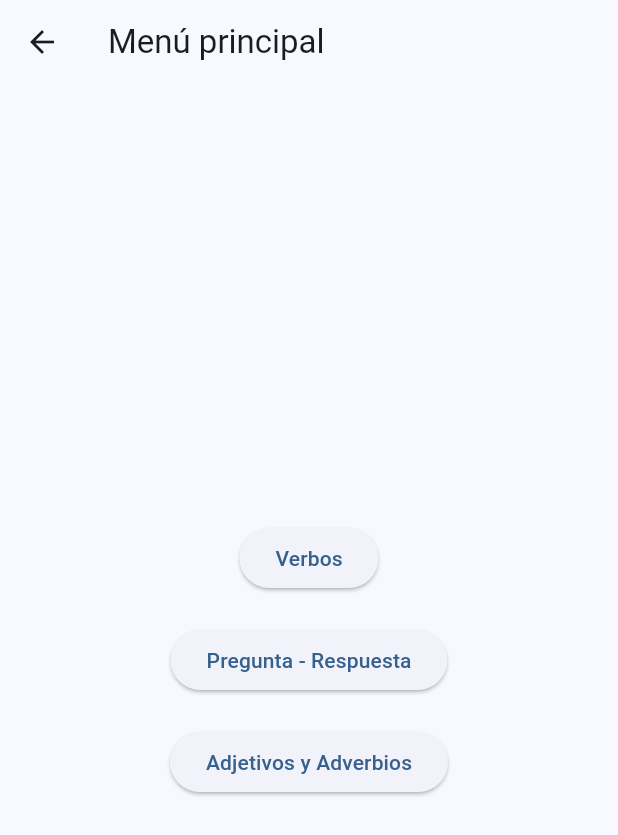
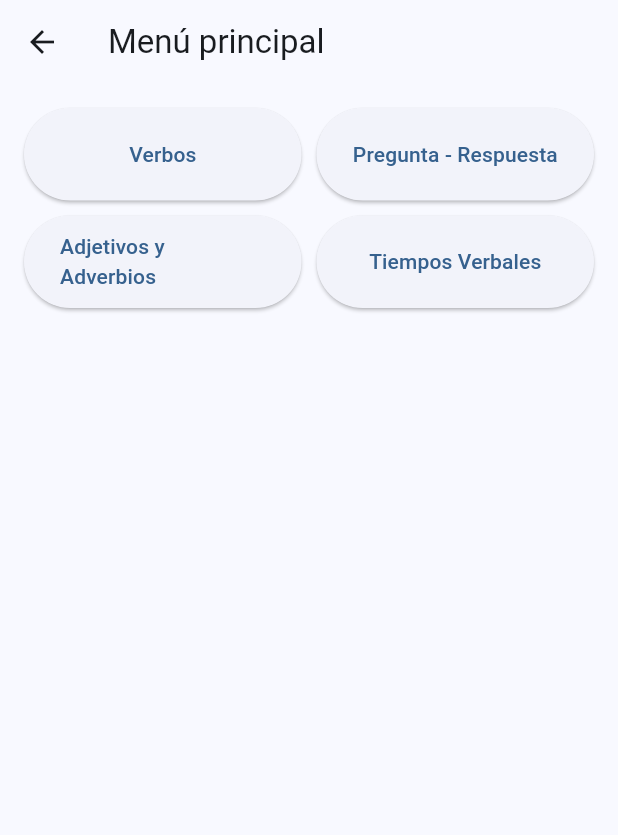
Before and after one commit to quispechoque/app_intermedio, a Flutter app: the MenuJuegos screen opened by its route, on a phone screen of 412 x 824 dp. Shown: the top 835 px of the screen. Run offline on Flutter 3.47's test engine with Material 3 defaults, Android fonts, the light colour scheme and no system bars; our stand-ins replace audioplayers.

Commit message:
ventana_tiempos_verbales, correcciones y mejoras

```diff
--- a/lib/main.dart
+++ b/lib/main.dart
@@ -1,3 +1,4 @@
+import 'package:app_intermedio/pantallas/ventana_tiempos_verbales.dart';
 import 'package:flutter/material.dart';
 
 //Nuevas ventanas añadidas
@@ -43,6 +44,8 @@ class MyApp extends StatelessWidget {
       routes: {
         '/': (context) => const VentanaMenuPrincipal(),
         '/ventana_bienvenida': (context) => const VentanaBienvenida(),
+        '/ventana_tiempos_verbales': (context) => const VentanaTiemposVerbales(),
+
         '/ventana_juegos': (context) => MenuJuegos(),
         '/verbos':(context) => VerbosScreen(),
         '/preguntas': (context) => PreguntaRespuestaScreen(),
--- a/lib/pantallas/ventana_juegos.dart
+++ b/lib/pantallas/ventana_juegos.dart
@@ -1,6 +1,7 @@
 import 'package:flutter/material.dart';
 
 /*
+  Aldrin Rocha
   NOTA: cambie el nombre para evitar confuciones
   con el menu princial que se ve al iniciar la app
 
@@ -10,6 +11,7 @@ import 'package:flutter/material.dart';
   Ahora:
     Navigator.pushNamed(context, '/direccion');
 */
+
 class MenuJuegos extends StatelessWidget {
   const MenuJuegos({super.key});
 
@@ -17,19 +19,32 @@ class MenuJuegos extends StatelessWidget {
   Widget build(BuildContext context) {
     return Scaffold(
       appBar: AppBar(title: const Text("Menú principal")),
-      body: Center(
+      body: Padding(
+        padding: const EdgeInsets.all(16.0),
+        child: Center(
           child: Column(
-          mainAxisAlignment: MainAxisAlignment.center,
+            //mainAxisAlignment: MainAxisAlignment.center,
+            children: [
+              //Grid para los botones
+              GridView.count(
+                crossAxisCount: 2, // dos columnas(en auto crea dos filas)
+                mainAxisSpacing: 10,//espaciado en vertical
+                crossAxisSpacing: 10,//espaciado en horaizontal
+                //añadi el espaciado asi porque usar Sizedbox aqui era complicado
+                childAspectRatio: 3,
+                shrinkWrap: true,
+                physics: const NeverScrollableScrollPhysics(), //esto evitar la barra de delizamiento
                 children: [
                   // boton Verbos
                   ElevatedButton(
                     onPressed: () {
                       Navigator.pushNamed(context, '/verbos');
                     },
+                    style: ElevatedButton.styleFrom(
+                      fixedSize: const Size(double.infinity, 20),
+                    ),
                     child: const Text("Verbos"),
                   ),
-            const SizedBox(height: 20),
-
                   // botn pregunta y respuesta
                   ElevatedButton(
                     onPressed: () {
@@ -37,8 +52,6 @@ class MenuJuegos extends StatelessWidget {
                     },
                     child: const Text("Pregunta - Respuesta"),
                   ),
-            const SizedBox(height: 20),
-
                   // boton adjetivos y adverbios
                   ElevatedButton(
                     onPressed: () {
@@ -46,7 +59,17 @@ class MenuJuegos extends StatelessWidget {
                     },
                     child: const Text("Adjetivos y Adverbios"),
                   ),
+                  // boton timepos Verbales
+                  ElevatedButton(
+                    onPressed: () {
+                      Navigator.pushNamed(context, '/ventana_tiempos_verbales');
+                    },
+                    child: const Text("Tiempos Verbales"),
+                  ),
                 ],
+              ),
+            ],
+          ),
         ),
       ),
     );
```
Also changed, not shown: lib/pantallas/ventana_tiempos_verbales.dart (added, +119 -0 lines), lib/widgets/widget_tiempos_verbales.dart (added, +95 -0 lines), 1 other file. Lines whose indentation alone changed are shown as unchanged.
